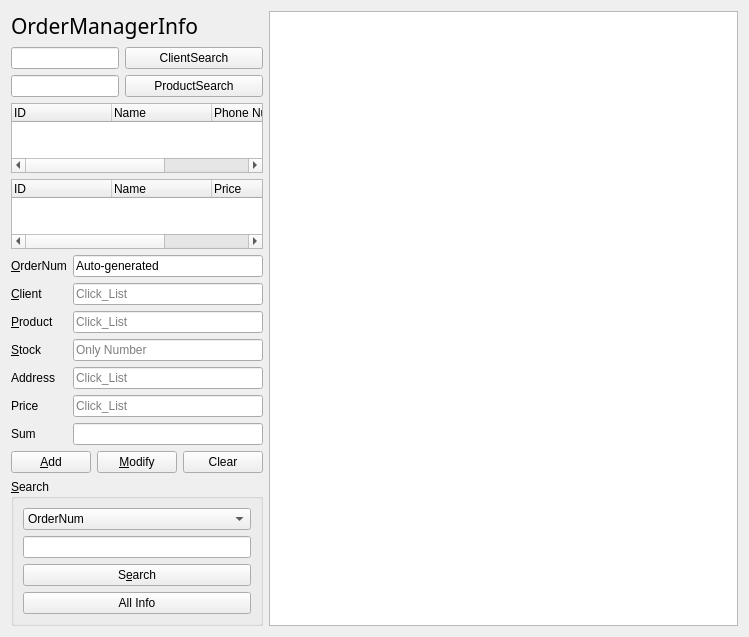
The window that Osstem_Project2/ordermanagerform.ui (jshs214/Qt_ProjectDB) describes before a commit, drawn with Qt 5.
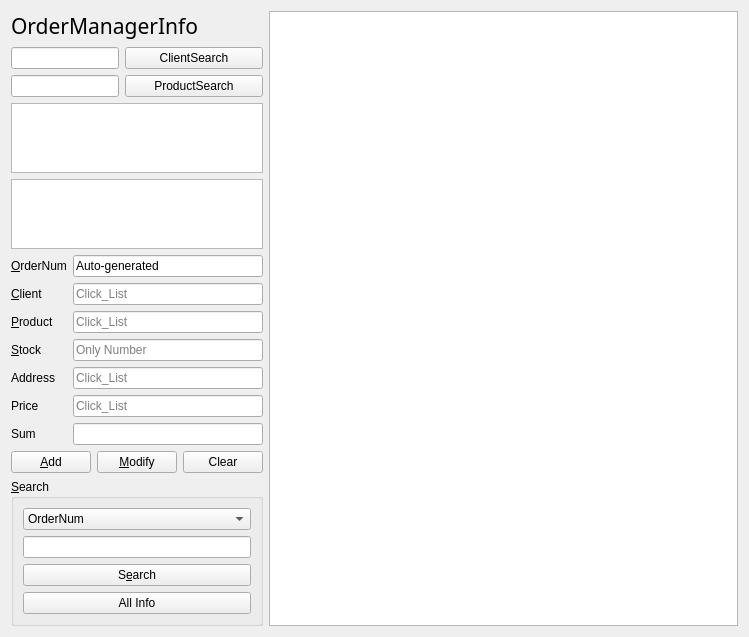
The same window after the commit.

What changed in the file:
```diff
--- a/Osstem_Project2/ordermanagerform.ui
+++ b/Osstem_Project2/ordermanagerform.ui
@@ -62,57 +62,29 @@
        <item>
         <layout class="QVBoxLayout" name="verticalLayout_3">
          <item>
-          <widget class="QTreeWidget" name="clientTreeWidget">
+          <widget class="QTreeView" name="clientTreeView">
+           <property name="editTriggers">
+            <set>QAbstractItemView::NoEditTriggers</set>
+           </property>
            <property name="rootIsDecorated">
             <bool>false</bool>
            </property>
-           <column>
-            <property name="text">
-             <string>ID</string>
-            </property>
-           </column>
-           <column>
-            <property name="text">
-             <string>Name</string>
-            </property>
-           </column>
-           <column>
-            <property name="text">
-             <string>Phone Number</string>
-            </property>
-           </column>
-           <column>
-            <property name="text">
-             <string>Address</string>
-            </property>
-           </column>
+           <attribute name="headerVisible">
+            <bool>true</bool>
+           </attribute>
           </widget>
          </item>
          <item>
-          <widget class="QTreeWidget" name="productTreeWidget">
+          <widget class="QTreeView" name="productTreeView">
+           <property name="editTriggers">
+            <set>QAbstractItemView::NoEditTriggers</set>
+           </property>
            <property name="rootIsDecorated">
             <bool>false</bool>
            </property>
-           <column>
-            <property name="text">
-             <string>ID</string>
-            </property>
-           </column>
-           <column>
-            <property name="text">
-             <string>Name</string>
-            </property>
-           </column>
-           <column>
-            <property name="text">
-             <string>Price</string>
-            </property>
-           </column>
-           <column>
-            <property name="text">
-             <string>Stock</string>
-            </property>
-           </column>
+           <attribute name="headerVisible">
+            <bool>true</bool>
+           </attribute>
           </widget>
          </item>
         </layout>
```
Left out of the diff: 23 changed lines with no effect on the pictures.
